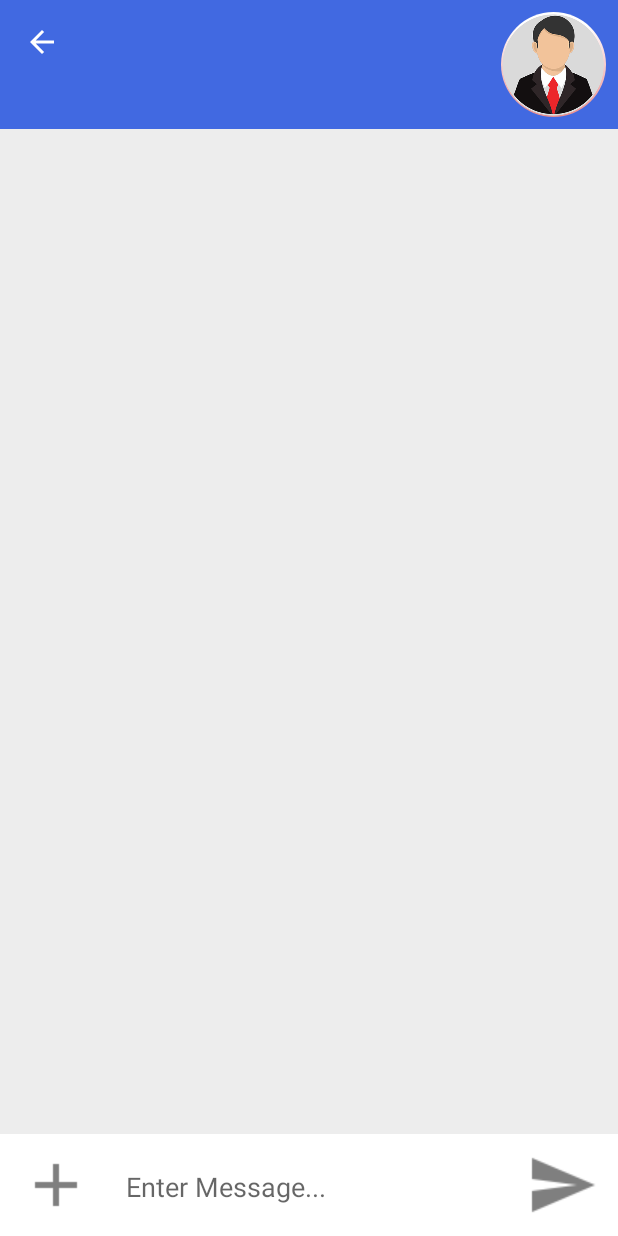
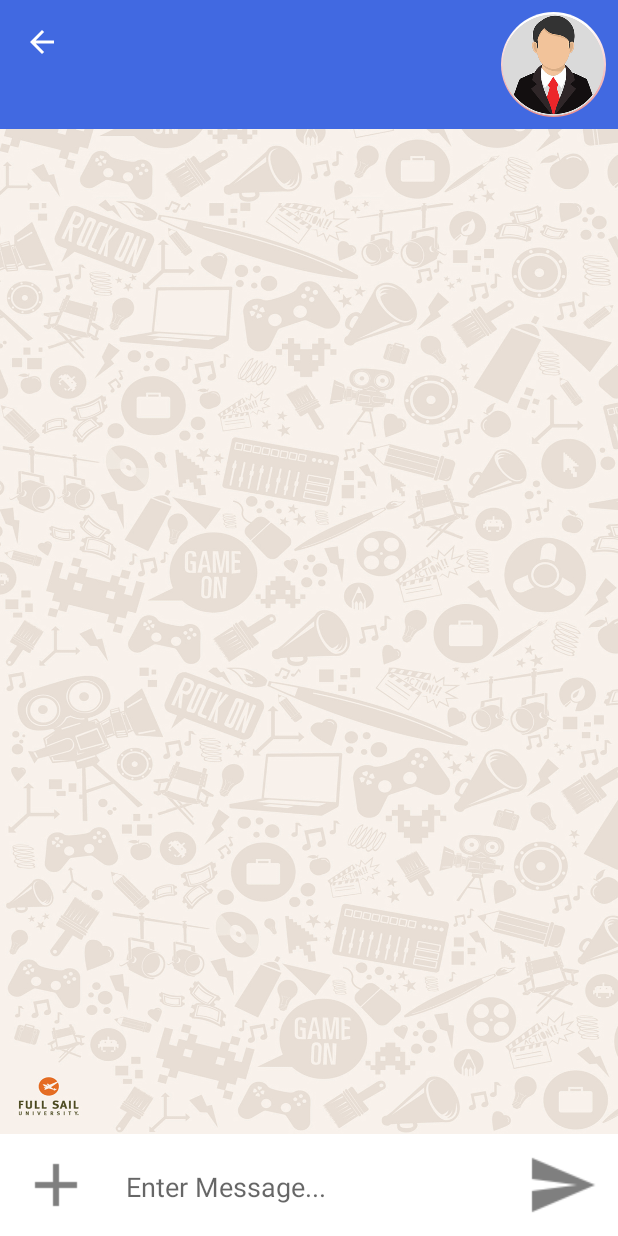
Before and after one commit to peskyji/Project_Graphian, an Android app: the ChatActivity screen opened directly, with no data from a screen before it, on a phone screen of 412 x 824 dp. Run offline under Robolectric (Android 15) with nearby library versions, the phone set to English and light mode, and no system bars; our stand-ins replace CircleImageView, Firebase (no records; nobody signed in at launch, a user with empty details on screens opened directly), Picasso; libraries missing offline, so code that uses them is left out: com.makeramen.roundedimageview; pictures from the network do not load; 5 statements that could not run were skipped.

Commit message:
chat updated

```diff
--- a/app/src/main/res/layout/activity_chat.xml
+++ b/app/src/main/res/layout/activity_chat.xml
@@ -25,7 +25,8 @@
             android:layout_height="match_parent"
             android:layout_above="@+id/linearLayout"
             android:layout_alignParentStart="true"
-            android:layout_below="@+id/chat_app_bar">
+            android:layout_below="@+id/chat_app_bar"
+            android:background="@drawable/chatbg">
 
         </androidx.recyclerview.widget.RecyclerView>
 
```
